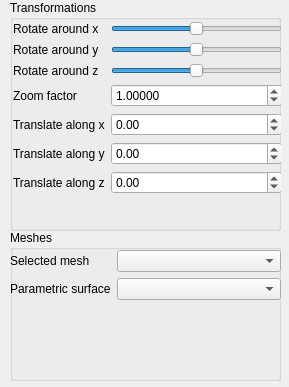
Old version of the form QtFramework/GUI/SideWidget.ui in the repository Lasoloz/cagd-assignments.
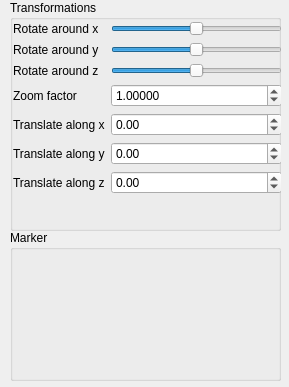
New version of the form.

```diff
--- a/QtFramework/GUI/SideWidget.ui
+++ b/QtFramework/GUI/SideWidget.ui
@@ -230,7 +230,7 @@
     </rect>
    </property>
    <property name="title">
-    <string>Meshes</string>
+    <string>Marker</string>
    </property>
    <widget class="QWidget" name="formLayoutWidget">
     <property name="geometry">
@@ -241,28 +241,7 @@
       <height>131</height>
      </rect>
     </property>
-    <layout class="QFormLayout" name="formLayout_2">
-     <item row="0" column="0">
-      <widget class="QLabel" name="label_8">
-       <property name="text">
-        <string>Selected mesh</string>
-       </property>
-      </widget>
-     </item>
-     <item row="0" column="1">
-      <widget class="QComboBox" name="mesh_selector"/>
-     </item>
-     <item row="1" column="0">
-      <widget class="QLabel" name="label_9">
-       <property name="text">
-        <string>Parametric surface</string>
-       </property>
-      </widget>
-     </item>
-     <item row="1" column="1">
-      <widget class="QComboBox" name="parametric_selector"/>
-     </item>
-    </layout>
+    <layout class="QFormLayout" name="formLayout_2"/>
    </widget>
   </widget>
  </widget>
```
